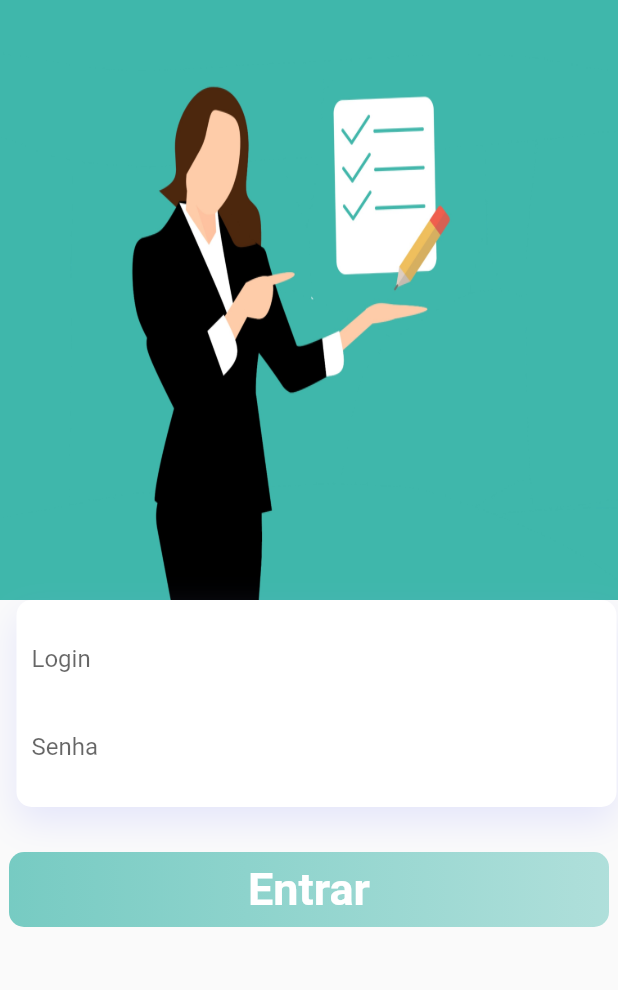
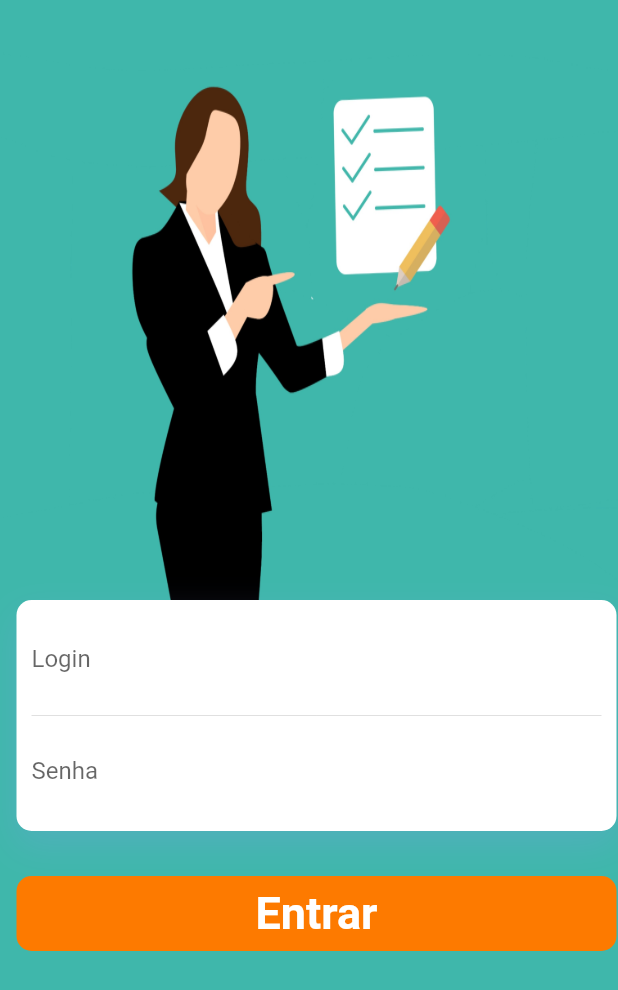
Before and after one commit to divoneimacedo/questionario_app, a Flutter app: the screen it shows after launch, on a phone screen of 412 x 824 dp. Shown: the top 990 px of the screen. Run offline on Flutter 3.47's test engine with Material 2 defaults, Android fonts, the phone set to English and light mode, and no system bars; our stand-ins replace convert, mask_text_input_formatter, sqflite; accounts and stored records are empty.

Commit message:
requisitando login

```diff
--- a/lib/ui/home.dart
+++ b/lib/ui/home.dart
@@ -23,6 +23,8 @@ class Home extends StatelessWidget{
 }
 
 class HomePage extends StatefulWidget {
+  final Map<String,dynamic> user;
+  HomePage( { this.user } );
   @override
   _HomePageState createState() => _HomePageState();
 }
--- a/lib/ui/login.dart
+++ b/lib/ui/login.dart
@@ -1,4 +1,7 @@
+import 'package:flutter/cupertino.dart';
 import 'package:flutter/material.dart';
+import 'package:questionario_app/model/login_api.dart';
+import 'package:questionario_app/ui/home.dart';
 
 class Login extends StatelessWidget {
   // This widget is the root of your application.
@@ -16,10 +19,25 @@ class LoginPage extends StatefulWidget {
 }
 
 class _LoginPageState extends State<LoginPage> {
+  final LoginApi login = LoginApi();
+  final userController = TextEditingController();
+  final senhaController = TextEditingController();
+  bool _isloading = false;
+  /*void initState(){
+    super.initState();
+    login.user = "divonei";
+    login.pass = "wsteste2011";
+    login.login().then((list) {
+      print(list);
+    } );
+  }*/
+
   @override
   Widget build(BuildContext context) {
     return Scaffold(
-      body: Container(
+      backgroundColor: Color.fromRGBO(63, 183, 171, 1),
+      body: SingleChildScrollView(
+        child: Container(
           child: Column(
             children: <Widget>[
               Container(
@@ -47,14 +65,17 @@ class _LoginPageState extends State<LoginPage> {
                         child: Column(
                           children: <Widget>[
                             TextFormField(
+                              controller: userController,
                               decoration: InputDecoration(
                                   border: InputBorder.none,
                                   labelText: "Login",
                                   hintText: "Login",
                                   hintStyle: TextStyle(color: Colors.grey)),
                             ),
+                            Divider(),
                             TextFormField(
                               obscureText: true,
+                              controller: senhaController,
                               decoration: InputDecoration(
                                   border: InputBorder.none,
                                   labelText: "Senha",
@@ -69,16 +90,18 @@ class _LoginPageState extends State<LoginPage> {
               ),
               GestureDetector(
                   onTap: () {
-                  print("apertou");
+                    logar(userController.text, senhaController.text);
                   },
+                  child: Padding(
+                      padding: EdgeInsets.fromLTRB(10.0, 0, 0, 0),
                       child: Container(
                         height: 50,
                         width: 400,
                         decoration: BoxDecoration(
                             borderRadius: BorderRadius.circular(10),
                             gradient: LinearGradient(colors: [
-                        Color.fromRGBO(63, 183, 171, .7),
-                        Color.fromRGBO(63, 183, 171, .4),
+                              Color.fromRGBO(253, 122, 0, 1),
+                              Color.fromRGBO(253, 122, 0, 1),
                             ])),
                         child: Center(
                           child: Text(
@@ -89,10 +112,36 @@ class _LoginPageState extends State<LoginPage> {
                                 fontSize: 30.0),
                           ),
                         ),
-                ))
+                      ))),
+              Container(
+                padding: EdgeInsets.all(30.0),
+                child: _isloading
+                    ? CircularProgressIndicator(
+                        valueColor: new AlwaysStoppedAnimation<Color>(
+                            Colors.deepOrange),
+                      )
+                    : Text(""),
+              ),
             ],
+          ),
         ),
       ),
     );
   }
+
+  void logar(String user, String senha) async {
+    login.user = user;
+    login.pass = senha;
+    setState(() {
+      _isloading = true;
+    });
+    login.login().then((list) async{
+
+      setState(() {
+        _isloading = false;
+      });
+      Navigator.pop(context);
+      Navigator.push(context,MaterialPageRoute(builder: (context) => HomePage()));
+    });
   }
+}
--- a/pubspec.yaml
+++ b/pubspec.yaml
@@ -32,6 +32,7 @@ dependencies:
   url_launcher: ^5.0.2
   image_picker: ^0.6.0+3
   mask_text_input_formatter: ^1.0.7
+  http: ^0.12.0+2
 
 dev_dependencies:
   flutter_test:
```
Also changed, not shown: lib/model/login_api.dart (added, +36 -0 lines), pubspec.lock. Lines whose indentation alone changed are shown as unchanged.
